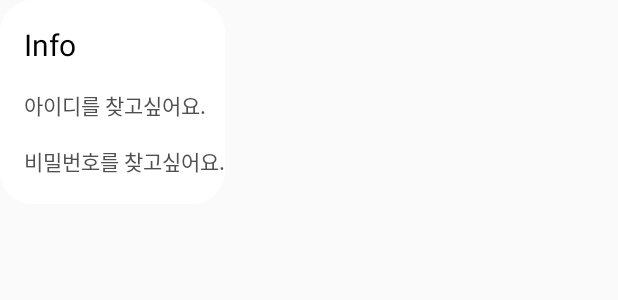
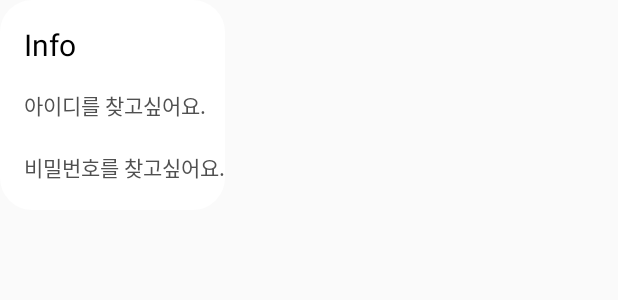
Before and after one commit to mash-up-kr/Constellation-Diary-AOS, an Android app: the layout dialog_forgot_id_password.xml on its own in the app's theme, with its tools: preview values and no code run, on a phone screen of 412 x 824 dp. Shown: the top 300 px of the screen. Run offline under Robolectric (Android 15) with nearby library versions, the phone set to English and light mode, and no system bars.

Commit message:
Add padding on TextViews

```diff
--- a/app/src/main/res/layout/dialog_forgot_id_password.xml
+++ b/app/src/main/res/layout/dialog_forgot_id_password.xml
@@ -22,7 +22,10 @@
         android:id="@+id/forgotIdPasswordDialogIdTextView"
         android:layout_width="wrap_content"
         android:layout_height="wrap_content"
-        android:layout_marginTop="16dp"
+        android:layout_marginTop="6dp"
+        android:paddingTop="10dp"
+        android:paddingEnd="10dp"
+        android:paddingBottom="10dp"
         android:text="@string/forgot_id_password_dialog_id"
         android:textColor="@color/greyish_brown"
         android:textSize="14sp"
@@ -33,7 +36,7 @@
         android:id="@+id/forgotIdPasswordDialogPasswordTextView"
         android:layout_width="wrap_content"
         android:layout_height="wrap_content"
-        android:layout_marginTop="16dp"
+        android:layout_marginTop="10dp"
         android:paddingBottom="18dp"
         android:text="@string/forgot_id_password_dialog_password"
         android:textColor="@color/greyish_brown"
```
